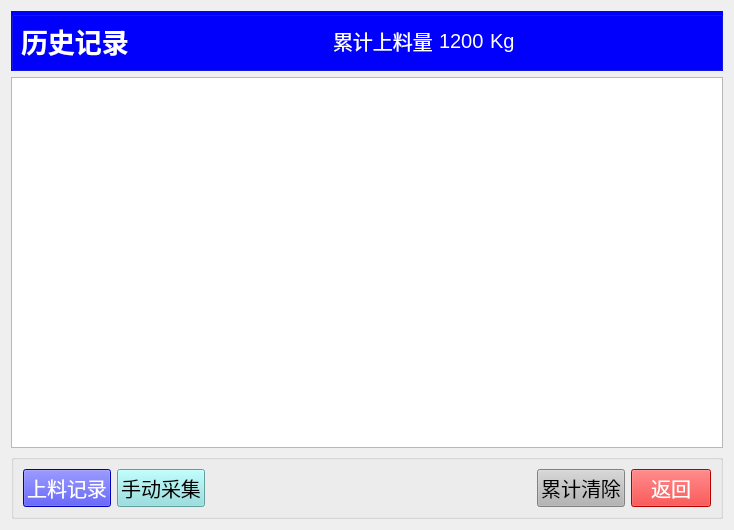
First picture: the form in chengyi_Qt4linux/form_history2.ui, repository wsh01/batch-feeder, before the edit.
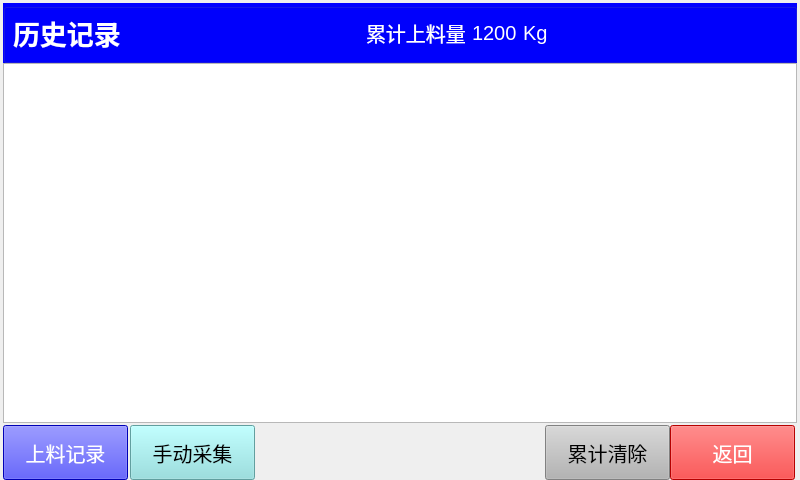
Second picture: the form after the edit.

Patch:
```diff
--- a/chengyi_Qt4linux/form_history2.ui
+++ b/chengyi_Qt4linux/form_history2.ui
@@ -6,107 +6,22 @@
    <rect>
     <x>0</x>
     <y>0</y>
-    <width>734</width>
-    <height>530</height>
+    <width>800</width>
+    <height>480</height>
    </rect>
   </property>
   <property name="windowTitle">
    <string>Form</string>
   </property>
-  <layout class="QGridLayout" name="gridLayout_3">
-   <item row="2" column="0">
-    <widget class="QGroupBox" name="groupBox_2">
-     <property name="title">
-      <string/>
-     </property>
-     <layout class="QGridLayout" name="gridLayout_2">
-      <item row="0" column="0">
-       <widget class="QPushButton" name="pushButton">
-        <property name="font">
-         <font>
-          <pointsize>15</pointsize>
-         </font>
-        </property>
-        <property name="styleSheet">
-         <string notr="true">QPushButton { background-color:rgb(0, 0, 255);} 
-QPushButton:hover { background-color: rgb(100, 0, 255); }
-QPushButton {color:rgb(255, 255, 255);}</string>
-        </property>
-        <property name="text">
-         <string>上料记录</string>
-        </property>
-       </widget>
-      </item>
-      <item row="0" column="1">
-       <widget class="QPushButton" name="pushButton_2">
-        <property name="font">
-         <font>
-          <pointsize>15</pointsize>
-         </font>
-        </property>
-        <property name="styleSheet">
-         <string notr="true">QPushButton { background-color:rgb(136, 223, 223);} 
-QPushButton:hover { background-color: rgb(0, 223, 223); }
-QPushButton {color:rgb(0, 0, 0);}</string>
-        </property>
-        <property name="text">
-         <string>手动采集</string>
-        </property>
-       </widget>
-      </item>
-      <item row="0" column="2">
-       <spacer name="horizontalSpacer">
-        <property name="orientation">
-         <enum>Qt::Horizontal</enum>
-        </property>
-        <property name="sizeHint" stdset="0">
-         <size>
-          <width>284</width>
-          <height>20</height>
-         </size>
-        </property>
-       </spacer>
-      </item>
-      <item row="0" column="3">
-       <widget class="QPushButton" name="pushButton_3">
-        <property name="font">
-         <font>
-          <pointsize>15</pointsize>
-          <italic>false</italic>
-         </font>
-        </property>
-        <property name="styleSheet">
-         <string notr="true">QPushButton { background-color:rgb(180, 180, 180);} 
-QPushButton:hover { background-color: rgb(150, 150, 150); }
-QPushButton {color:rgb(0, 0, 0);}</string>
-        </property>
-        <property name="text">
-         <string>累计清除</string>
-        </property>
-       </widget>
-      </item>
-      <item row="0" column="4">
-       <widget class="QPushButton" name="btn_Return">
-        <property name="font">
-         <font>
-          <pointsize>15</pointsize>
-         </font>
-        </property>
-        <property name="styleSheet">
-         <string notr="true">QPushButton { background-color:rgb(255, 0, 0);} 
-QPushButton:hover { background-color: rgb(255,100, 100); }
-QPushButton {color:rgb(255, 255, 255);}</string>
-        </property>
-        <property name="text">
-         <string>返回</string>
-        </property>
-       </widget>
-      </item>
-     </layout>
-    </widget>
-   </item>
-   <item row="0" column="0">
     <widget class="QGroupBox" name="groupBox">
+   <property name="geometry">
+    <rect>
+     <x>3</x>
+     <y>3</y>
+     <width>794</width>
+     <height>60</height>
+    </rect>
+   </property>
      <property name="styleSheet">
       <string notr="true">QGroupBox{ background-color:rgb(0, 0, 255);} 
 QGroupBox{ margin-top:0px;}
@@ -207,11 +122,112 @@
       </item>
      </layout>
     </widget>
-   </item>
-   <item row="1" column="0">
-    <widget class="QTableView" name="tableView"/>
-   </item>
-  </layout>
+  <widget class="QTableView" name="tableView">
+   <property name="geometry">
+    <rect>
+     <x>3</x>
+     <y>63</y>
+     <width>794</width>
+     <height>360</height>
+    </rect>
+   </property>
+   <property name="styleSheet">
+    <string notr="true"/>
+   </property>
+  </widget>
+  <widget class="QPushButton" name="pushButton_3">
+   <property name="geometry">
+    <rect>
+     <x>545</x>
+     <y>425</y>
+     <width>125</width>
+     <height>55</height>
+    </rect>
+   </property>
+   <property name="font">
+    <font>
+     <pointsize>15</pointsize>
+     <italic>false</italic>
+    </font>
+   </property>
+   <property name="styleSheet">
+    <string notr="true">QPushButton { background-color:rgb(180, 180, 180);} 
+QPushButton:hover { background-color: rgb(150, 150, 150); }
+QPushButton {color:rgb(0, 0, 0);}</string>
+   </property>
+   <property name="text">
+    <string>累计清除</string>
+   </property>
+  </widget>
+  <widget class="QPushButton" name="btn_Return">
+   <property name="geometry">
+    <rect>
+     <x>670</x>
+     <y>425</y>
+     <width>125</width>
+     <height>55</height>
+    </rect>
+   </property>
+   <property name="font">
+    <font>
+     <pointsize>15</pointsize>
+    </font>
+   </property>
+   <property name="styleSheet">
+    <string notr="true">QPushButton { background-color:rgb(255, 0, 0);} 
+QPushButton:hover { background-color: rgb(255,100, 100); }
+QPushButton {color:rgb(255, 255, 255);}</string>
+   </property>
+   <property name="text">
+    <string>返回</string>
+   </property>
+  </widget>
+  <widget class="QPushButton" name="pushButton_2">
+   <property name="geometry">
+    <rect>
+     <x>130</x>
+     <y>425</y>
+     <width>125</width>
+     <height>55</height>
+    </rect>
+   </property>
+   <property name="font">
+    <font>
+     <pointsize>15</pointsize>
+    </font>
+   </property>
+   <property name="styleSheet">
+    <string notr="true">QPushButton { background-color:rgb(136, 223, 223);} 
+QPushButton:hover { background-color: rgb(0, 223, 223); }
+QPushButton {color:rgb(0, 0, 0);}</string>
+   </property>
+   <property name="text">
+    <string>手动采集</string>
+   </property>
+  </widget>
+  <widget class="QPushButton" name="pushButton">
+   <property name="geometry">
+    <rect>
+     <x>3</x>
+     <y>425</y>
+     <width>125</width>
+     <height>55</height>
+    </rect>
+   </property>
+   <property name="font">
+    <font>
+     <pointsize>15</pointsize>
+    </font>
+   </property>
+   <property name="styleSheet">
+    <string notr="true">QPushButton { background-color:rgb(0, 0, 255);} 
+QPushButton:hover { background-color: rgb(100, 0, 255); }
+QPushButton {color:rgb(255, 255, 255);}</string>
+   </property>
+   <property name="text">
+    <string>上料记录</string>
+   </property>
+  </widget>
  </widget>
  <resources/>
  <connections>
```
Lines whose indentation alone changed are shown as unchanged.
